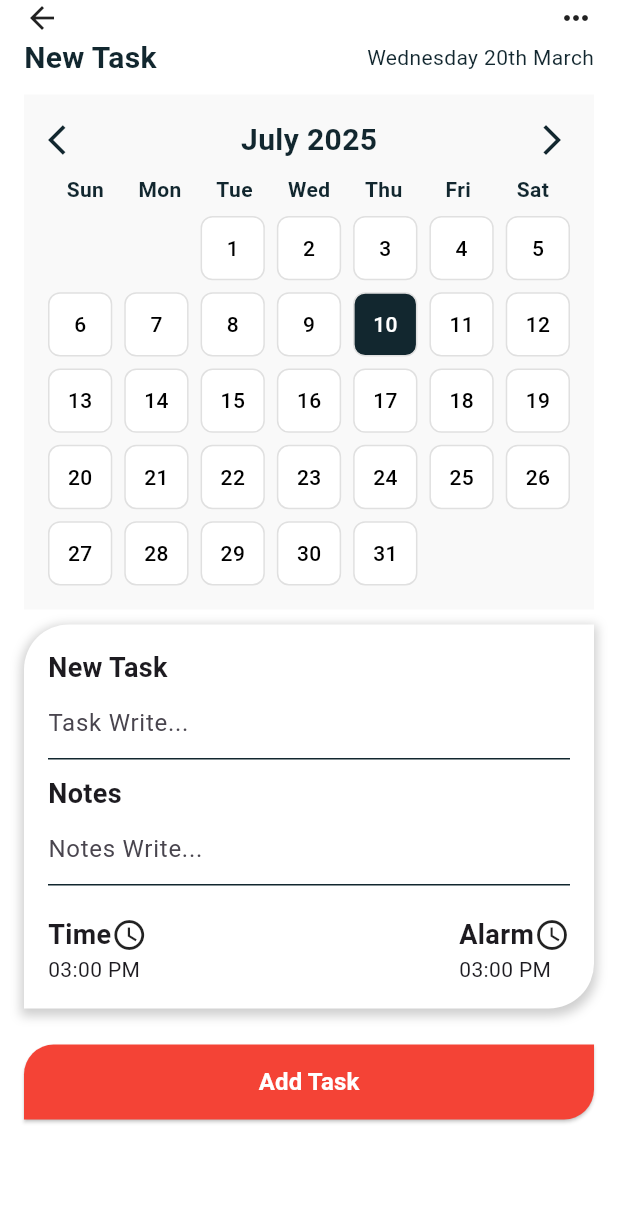
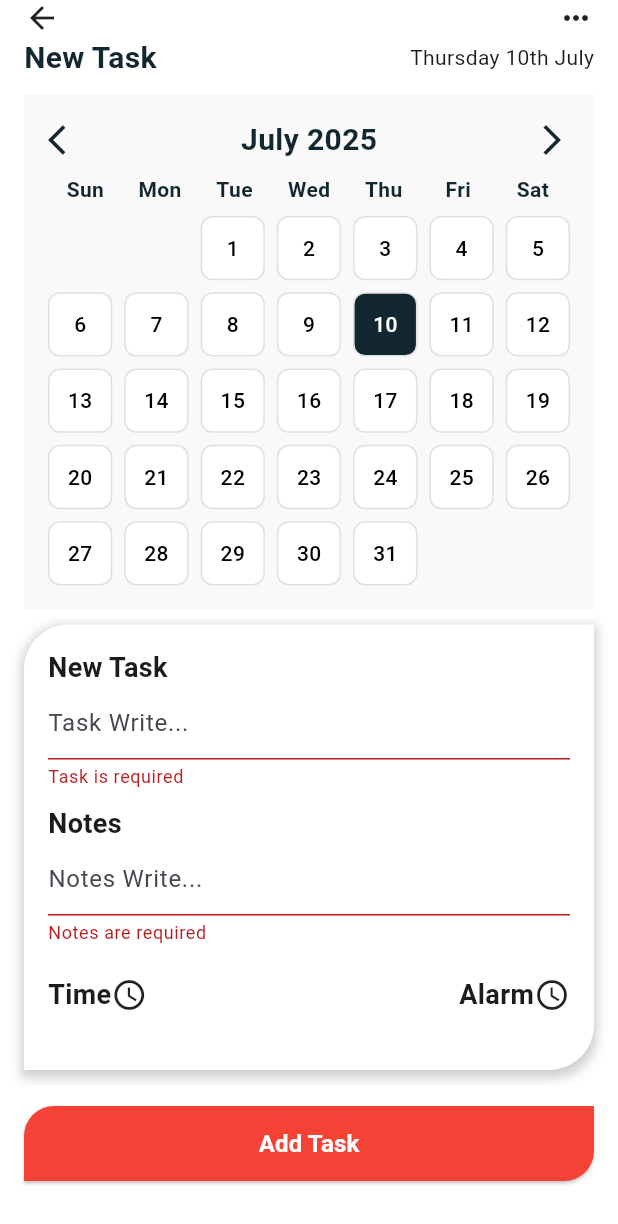
Before and after one commit to trilokkumawat/tudo, a Flutter app: the TaskAddScreen screen opened directly, after a tap on the "arrow back ios" icon, after a tap on the "arrow forward ios" icon, after a tap on "Add Task", on a phone screen of 412 x 824 dp. Shown: the top 1224 px of the screen. Run offline on Flutter 3.47's test engine with Material 3 defaults, Android fonts, the light colour scheme and no system bars.

```diff
--- a/lib/screens/monthlycalendar.dart
+++ b/lib/screens/monthlycalendar.dart
@@ -1,13 +1,19 @@
 import 'package:flutter/material.dart';
 import 'package:intl/intl.dart';
+import 'package:todo/utils/methodhelper.dart';
 
 class MonthlyCalendar extends StatefulWidget {
+  final Function(DateTime selectedDate)? onDateSelected;
+
+  const MonthlyCalendar({Key? key, this.onDateSelected}) : super(key: key);
+
   @override
   _MonthlyCalendarState createState() => _MonthlyCalendarState();
 }
 
 class _MonthlyCalendarState extends State<MonthlyCalendar> {
   DateTime currentDate = DateTime.now();
+  int? _selectedDay;
 
   @override
   Widget build(BuildContext context) {
@@ -33,32 +39,41 @@
               children: [
                 GestureDetector(
                   onTap: () {
-                    setState(() {
+                     safeSetState(this, () {
                       currentDate = DateTime(
                         currentDate.year,
                         currentDate.month - 1,
                         1,
                       );
+                      _selectedDay = null;
                     });
                   },
-                  child: Icon(Icons.arrow_back_ios,color: Color(0xFF12272F),),
+                  child: Icon(Icons.arrow_back_ios, color: Color(0xFF12272F)),
                 ),
 
                 Text(
                   DateFormat('MMMM yyyy').format(currentDate),
-                  style: TextStyle(fontSize: 20, fontWeight: FontWeight.bold,color: Color(0xFF12272F)),
+                  style: TextStyle(
+                    fontSize: 20,
+                    fontWeight: FontWeight.bold,
+                    color: Color(0xFF12272F),
+                  ),
                 ),
                 GestureDetector(
                   onTap: () {
-                    setState(() {
+                     safeSetState(this, () {
                       currentDate = DateTime(
                         currentDate.year,
                         currentDate.month + 1,
                         1,
                       );
+                      _selectedDay = null;
                     });
                   },
-                  child: Icon(Icons.arrow_forward_ios,color: Color(0xFF12272F),),
+                  child: Icon(
+                    Icons.arrow_forward_ios,
+                    color: Color(0xFF12272F),
+                  ),
                 ),
               ],
             ),
@@ -72,7 +87,10 @@
                       child: Center(
                         child: Text(
                           day,
-                          style: TextStyle(fontWeight: FontWeight.bold,color: Color(0xFF12272F)),
+                          style: TextStyle(
+                            fontWeight: FontWeight.bold,
+                            color: Color(0xFF12272F),
+                          ),
                         ),
                       ),
                     ),
@@ -100,9 +118,28 @@
                       currentDate.month == DateTime.now().month &&
                       currentDate.year == DateTime.now().year;
 
-                  return Container(
+                  return GestureDetector(
+                    onTap: () {
+                      safeSetState(this, () {
+                        _selectedDay = dayNumber;
+                        if (widget.onDateSelected != null) {
+                          widget.onDateSelected!(
+                            DateTime(
+                              currentDate.year,
+                              currentDate.month,
+                              _selectedDay!,
+                            ),
+                          );
+                        }
+                      });
+                    },
+                    child: Container(
                       decoration: BoxDecoration(
-                      color: isToday ? Color(0xFF12272F) : Colors.white,
+                        color: isToday
+                            ? Color(0xFF12272F)
+                            : (_selectedDay == dayNumber
+                                  ? Colors.blue
+                                  : Colors.white),
                         borderRadius: BorderRadius.circular(8),
                         border: Border.all(color: Colors.grey.shade300),
                       ),
@@ -110,8 +147,11 @@
                         child: Text(
                           '$dayNumber',
                           style: TextStyle(
-                          color: isToday ? Colors.white : Colors.black,
+                            color: (isToday || _selectedDay == dayNumber)
+                                ? Colors.white
+                                : Colors.black,
                             fontWeight: FontWeight.w500,
+                          ),
                         ),
                       ),
                     ),
--- a/lib/screens/taskadd.dart
+++ b/lib/screens/taskadd.dart
@@ -1,5 +1,7 @@
 import 'package:flutter/material.dart';
 import 'package:todo/screens/monthlycalendar.dart';
+import 'package:todo/utils/datetime_helper.dart';
+import 'package:todo/utils/methodhelper.dart';
 
 class TaskAddScreen extends StatefulWidget {
   const TaskAddScreen({super.key});
@@ -9,6 +11,21 @@
 }
 
 class _TaskAddScreenState extends State<TaskAddScreen> {
+  String? selectedTime;
+  String? selectedAlaram;
+  DateTime? _selectedDate;
+
+  final _formKey = GlobalKey<FormState>();
+  final TextEditingController _taskController = TextEditingController();
+  final TextEditingController _notesController = TextEditingController();
+
+  @override
+  void dispose() {
+    _taskController.dispose();
+    _notesController.dispose();
+    super.dispose();
+  }
+
   @override
   Widget build(BuildContext context) {
     return Scaffold(
@@ -42,18 +59,23 @@
                         color: Color(0xFF12272F),
                       ),
                     ),
-                    Text(
-                      "Wednesday 20th March",
-                      style: TextStyle(color: Color(0xFF12272F)),
-                    ),
+                    Text(DateHelper.getFormattedTodayDate()),
                   ],
                 ),
                 SizedBox(height: 10),
                 // Calendar
-                MonthlyCalendar(),
+                MonthlyCalendar(
+                  onDateSelected: (selectedDate) {
+                    setState(() {
+                      _selectedDate = selectedDate;
+                    });
+                  },
+                ),
                 SizedBox(height: 10),
                 // Task Form
-                Container(
+                Form(
+                  key: _formKey,
+                  child: Container(
                     padding: const EdgeInsets.all(16),
                     decoration: BoxDecoration(
                       color: Colors.white,
@@ -81,6 +103,7 @@
                           ),
                         ),
                         TextFormField(
+                          controller: _taskController,
                           decoration: InputDecoration(
                             hintText: "Task Write...",
                             enabledBorder: UnderlineInputBorder(
@@ -93,6 +116,12 @@
                               ),
                             ),
                           ),
+                          validator: (value) {
+                            if (value == null || value.trim().isEmpty) {
+                              return 'Task is required';
+                            }
+                            return null;
+                          },
                         ),
                         SizedBox(height: 10),
                         Text(
@@ -103,6 +132,7 @@
                           ),
                         ),
                         TextFormField(
+                          controller: _notesController,
                           decoration: InputDecoration(
                             hintText: "Notes Write...",
                             enabledBorder: UnderlineInputBorder(
@@ -115,6 +145,12 @@
                               ),
                             ),
                           ),
+                          validator: (value) {
+                            if (value == null || value.trim().isEmpty) {
+                              return 'Notes are required';
+                            }
+                            return null;
+                          },
                         ),
                         SizedBox(height: 20),
                         Row(
@@ -123,7 +159,26 @@
                             Column(
                               crossAxisAlignment: CrossAxisAlignment.start,
                               children: [
-                              Row(
+                                GestureDetector(
+                                  onTap: () async {
+                                    TimeOfDay? picked = await showTimePicker(
+                                      context: context,
+                                      initialTime: TimeOfDay.now(),
+                                    );
+
+                                    if (picked != null) {
+                                      // Format using external class
+                                      String formatted = DateHelper.formatTime(
+                                        picked.hour,
+                                        picked.minute,
+                                      );
+
+                                      safeSetState(this, () {
+                                        selectedTime = formatted;
+                                      });
+                                    }
+                                  },
+                                  child: Row(
                                     children: [
                                       Text(
                                         "Time",
@@ -135,7 +190,8 @@
                                       Icon(Icons.watch_later_outlined),
                                     ],
                                   ),
-                              Text("03:00 PM"),
+                                ),
+                                Text(selectedTime ?? ""),
                               ],
                             ),
                             Column(
@@ -150,15 +206,38 @@
                                         fontSize: 18,
                                       ),
                                     ),
-                                  Icon(Icons.watch_later_outlined),
+                                    GestureDetector(
+                                      onTap: () async {
+                                        TimeOfDay? picked = await showTimePicker(
+                                          context: context,
+                                          initialTime: TimeOfDay.now(),
+                                        );
+
+                                        if (picked != null) {
+                                          // Format using external class
+                                          String formatted =
+                                              DateHelper.formatTime(
+                                                picked.hour,
+                                                picked.minute,
+                                              );
+
+                                          safeSetState(this, () {
+                                            selectedAlaram = formatted;
+                                          });
+                                        }
+                                      },
+                                      child: Icon(Icons.watch_later_outlined),
+                                    ),
                                   ],
                                 ),
-                              Text("03:00 PM"),
+
+                                Text(selectedAlaram ?? ""),
                               ],
                             ),
                           ],
                         ),
                       ],
+                    ),
                   ),
                 ),
                 SizedBox(height: 24),
@@ -177,7 +256,11 @@
                       ),
                     ),
                     onPressed: () {
-                      // Add your task adding logic here
+                      if (_formKey.currentState?.validate() ?? false) {
+
+                      } else {
+                        // Show error if needed (handled by validators)
+                      }
                     },
                     child: Text(
                       "Add Task",
--- a/lib/utils/date_helper.dart
+++ b/lib/utils/datetime_helper.dart
@@ -23,4 +23,8 @@
 
     return "$dayName ${dayNumber}${suffix(now.day)} $monthName";
   }
+  static String formatTime(int hour, int minute) {
+    final dt = DateTime(0, 0, 0, hour, minute);
+    return DateFormat('hh:mm a').format(dt); // example: 04:35 PM
+  }
 }
--- /dev/null
+++ b/lib/utils/methodhelper.dart
@@ -0,0 +1,7 @@
+import 'package:flutter/material.dart';
+
+void safeSetState(State state, VoidCallback fn) {
+  if (state.mounted) {
+    state.setState(fn);
+  }
+}
```
Also changed, not shown: lib/screens/home.dart (+4 -3 lines). Lines whose indentation alone changed are shown as unchanged.
